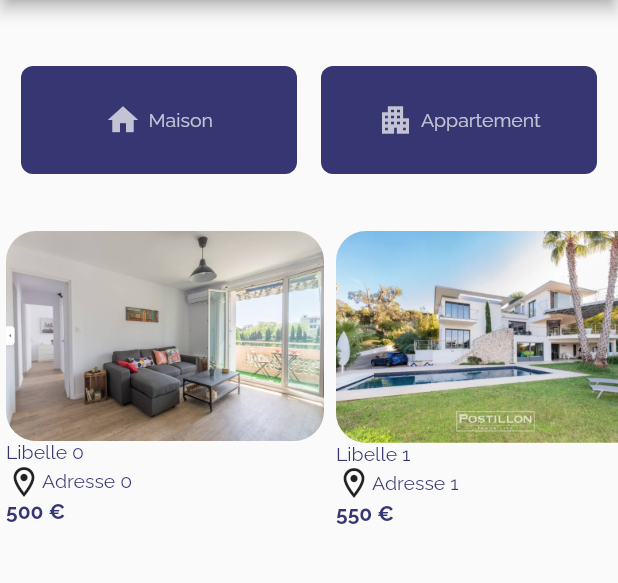
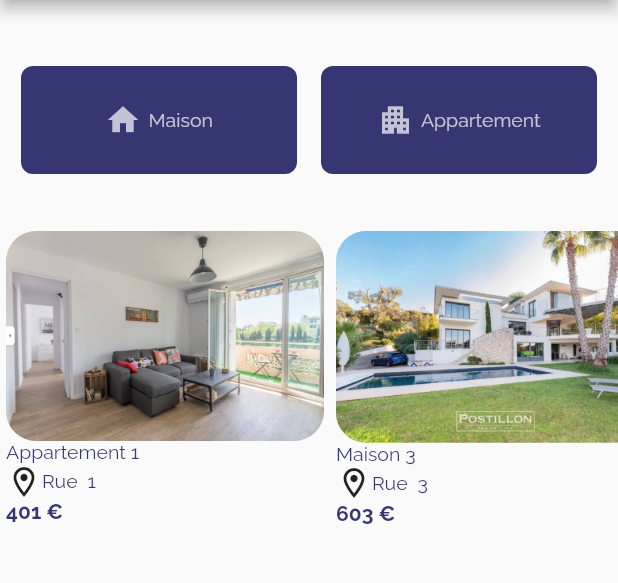
Before and after one commit to jlbepsi/MRentAHouse, a Flutter app: the screen it shows after launch, on a phone screen of 412 x 824 dp, the part 84-667 px from its top. Run offline on Flutter 3.47's test engine with Material 2 defaults, Android fonts, the phone set to English and light mode, and no system bars; our stand-ins replace google_fonts.

Commit message:
Version TD2

```diff
--- a/lib/main.dart
+++ b/lib/main.dart
@@ -5,6 +5,9 @@ import 'package:locations/models/habitation.dart';
 import 'package:locations/models/typehabitat.dart';
 import 'package:locations/share/location_style.dart';
 import 'package:locations/share/location_text_style.dart';
+
+import 'services/habitation_service.dart';
+import 'views/habitation_list.dart';
 
 void main() {
   runApp(const MyApp());
@@ -27,25 +30,16 @@ class MyApp extends StatelessWidget {
 }
 
 class MyHomePage extends StatelessWidget {
+  final HabitationService service = HabitationService();
   final String title;
+  late List<TypeHabitat> _typehabitats;
+  late List<Habitation> _habitations;
 
-  MyHomePage({required this.title, Key? key}) : super(key: key);
-  final _typehabitats = [
-    TypeHabitat(1, "Maison"),
-    TypeHabitat(2, "Appartement")
-  ];
-  final _habitations = Iterable.generate(
-      6,
-      (index) => Habitation(
-            index,
-            index == 1 ? "maison.png" : "appartement.png",
-            "Libelle $index",
-            "Adresse $index",
-            (index * 5) % 2,
-            (100 * (1 + (index / 10))).toInt(),
-            (500 * (1 + (index / 10))).toDouble(),
-          )).toList();
-
+  MyHomePage({required this.title, Key? key})
+      : super(key: key) {
+    _habitations = service.getHabitationsTop10();
+    _typehabitats = service.getTypeHabitats();
+  }
   @override
   Widget build(BuildContext context) {
     return Scaffold(
@@ -56,7 +50,7 @@ class MyHomePage extends StatelessWidget {
         child: Column(
           children: [
             const SizedBox(height: 30),
-            _buildTypeHabitat(),
+            _buildTypeHabitat(context),
             SizedBox(height: 20),
             _buildDerniereLocation(context),
           ],
@@ -65,7 +59,7 @@ class MyHomePage extends StatelessWidget {
     );
   }
 
-  _buildTypeHabitat() {
+  _buildTypeHabitat(BuildContext context) {
     return Container(
       padding: EdgeInsets.all(6.0),
       height: 100,
@@ -73,13 +67,13 @@ class MyHomePage extends StatelessWidget {
         mainAxisAlignment: MainAxisAlignment.spaceEvenly,
         children: List.generate(
           _typehabitats.length,
-          (index) => _buildHabitat(_typehabitats[index]),
+          (index) => _buildHabitat(context, _typehabitats[index]),
         ),
       ),
     );
   }
 
-  _buildHabitat(TypeHabitat typeHabitat) {
+  _buildHabitat(BuildContext context, TypeHabitat typeHabitat) {
     var icon = Icons.house;
     switch (typeHabitat.id) {
       // case 1: House
@@ -97,7 +91,15 @@ class MyHomePage extends StatelessWidget {
           borderRadius: BorderRadius.circular(8.0),
         ),
         margin: EdgeInsets.all(8.0),
-        child: Row(
+        child: InkWell(
+          onTap: () {
+            Navigator.push(
+                context,
+                MaterialPageRoute(
+                  builder: (context) => HabitationList(typeHabitat.id == 1),
+                ));
+          },
+          child: Row(
           mainAxisAlignment: MainAxisAlignment.center,
           crossAxisAlignment: CrossAxisAlignment.center,
           children: [
@@ -112,7 +114,7 @@ class MyHomePage extends StatelessWidget {
             )
           ],
         ),
-      ),
+      ),),
     );
   }
 
--- a/lib/models/habitation.dart
+++ b/lib/models/habitation.dart
@@ -1,6 +1,9 @@
+
+import 'typehabitat.dart';
 
 class Habitation {
   int id;
+  TypeHabitat typeHabitat;
   String image;
   String libelle;
   String adresse;
@@ -8,6 +11,6 @@ class Habitation {
   int superficie;
   double prixmois;
 
-  Habitation(this.id, this.image, this.libelle, this.adresse, this.chambres,
-      this.superficie, this.prixmois);
+  Habitation(this.id, this.typeHabitat, this.image, this.libelle, this.adresse,
+      this.chambres, this.superficie, this.prixmois);
 }
--- /dev/null
+++ b/lib/services/habitation_service.dart
@@ -0,0 +1,46 @@
+import 'dart:core';
+
+import '../models/habitation.dart';
+import '../models/typehabitat.dart';
+
+class HabitationService {
+  /* version "brute" */
+  final _typehabitats = [TypeHabitat(1, "Maison"), TypeHabitat(2, "Appartement")];
+  final _habitations = List.generate(30, (index) {
+      bool maison = index%3==0;
+      return Habitation(
+          index,
+          maison ? TypeHabitat(1, "Maison") : TypeHabitat(2, "Appartement"),
+          maison ? "maison.png" : "appartement.png" ,
+          "${maison ? 'Maison' : 'Appartement'} ${index}",
+          "Rue  ${index}",
+          (2 + index%3).toInt(),
+          ((maison ? 100 : 50) + index).toInt(),
+          ((maison ? 600 : 400) + index).toDouble());
+    });
+
+  List<TypeHabitat> getTypeHabitats() {
+    return _typehabitats;
+  }
+
+  List<Habitation> getHabitationsTop10() {
+    return _habitations
+        .where((element) => element.id%2 == 1)
+        .take(10)
+        .toList();
+  }
+
+  List<Habitation> getMaisons() {
+    return _getHabitations(isHouse: true);
+  }
+
+  List<Habitation> getAppartements() {
+    return _getHabitations(isHouse: false);
+  }
+
+  List<Habitation> _getHabitations({bool isHouse = true}) {
+    return _habitations
+        .where((element) => element.typeHabitat.id == (isHouse ? 1 : 2))
+        .toList();
+  }
+}
```
Also changed, not shown: lib/views/habitation_list.dart (added, +95 -0 lines), lib/views/share/habitation_option.dart (added, +28 -0 lines), lib/views/habitation_details.dart (added).
